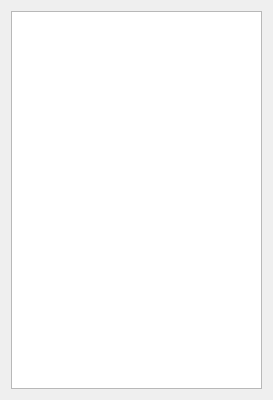
m-riley04/ModularSensorSystem, file src/app/widgets/DockableElementsManagerWidget/dockableelementsmanagerwidget.ui: the form before one commit.
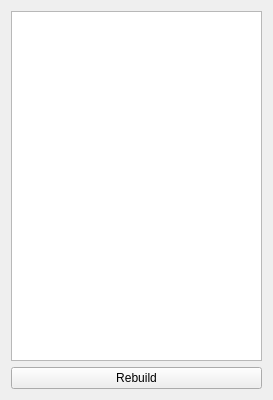
The form after the commit.

```diff
--- a/src/app/widgets/DockableElementsManagerWidget/dockableelementsmanagerwidget.ui
+++ b/src/app/widgets/DockableElementsManagerWidget/dockableelementsmanagerwidget.ui
@@ -14,10 +14,17 @@
    <string>Elements Manager</string>
   </property>
   <widget class="QWidget" name="contents">
-   <layout class="QHBoxLayout" name="horizontalLayout">
+   <layout class="QVBoxLayout" name="verticalLayout">
     <item>
      <widget class="QTreeView" name="treeElements"/>
     </item>
+    <item>
+     <widget class="QPushButton" name="buttonRebuild">
+      <property name="text">
+       <string>Rebuild</string>
+      </property>
+     </widget>
+    </item>
    </layout>
   </widget>
  </widget>
```
